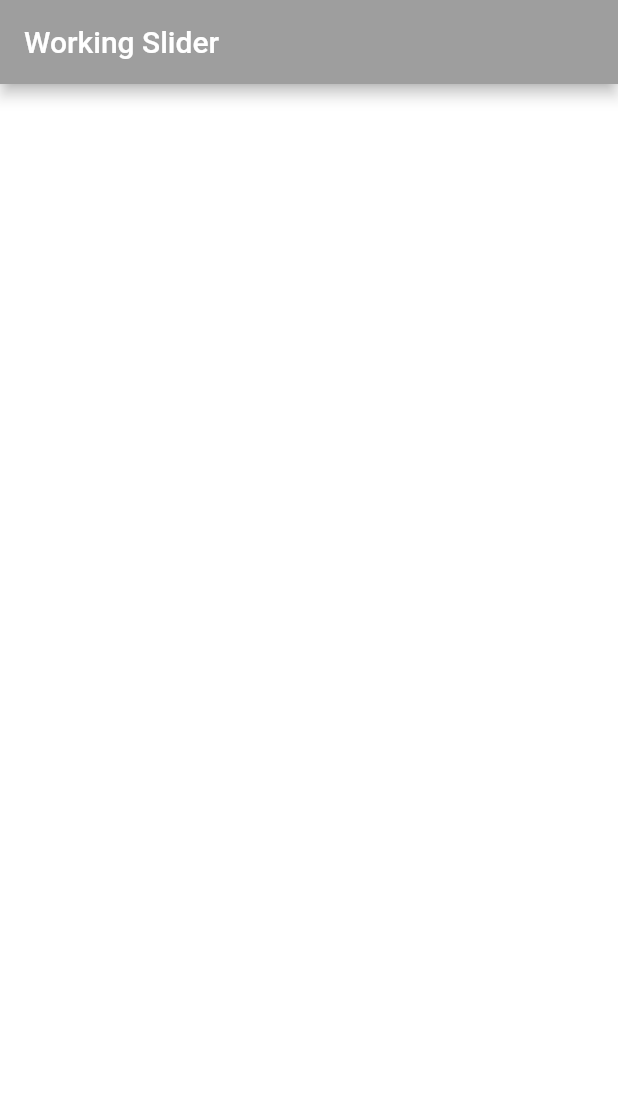
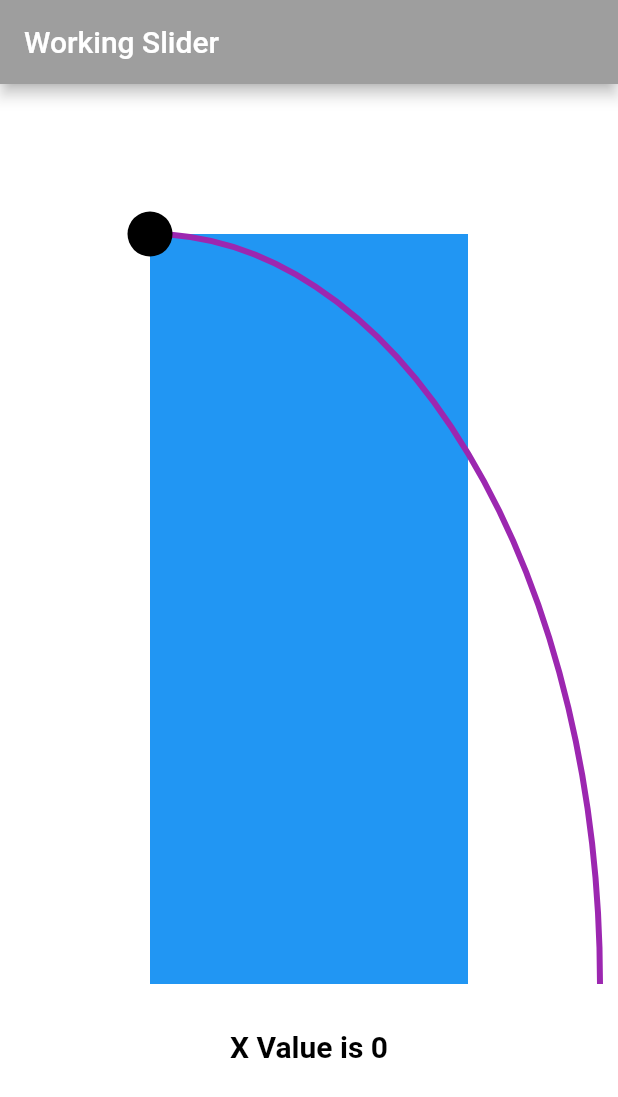
Before and after one commit to jennanatkinson/CS456_curved_slider, a Flutter app: the screen it shows after launch, on a phone screen of 412 x 824 dp. Shown: the top 1097 px of the screen. Run offline on Flutter 3.47's test engine with Material 2 defaults, Android fonts, the phone set to English and light mode, and no system bars.

Commit message:
Working slider

```diff
--- a/lib/main.dart
+++ b/lib/main.dart
@@ -14,18 +14,19 @@ void main() {
         title: const Text('Working Slider'),
         backgroundColor: Colors.grey,
       ),
-      body: CurvedSliderWidget(height: 200, width: 300),
+      body: CurvedSliderWidget(
+          height: 500, width: 300, scaleMin: 0, scaleMax: 200),
     ),
   ));
 }
 
 /// Slider State with variables to be accessed within SliderTextWidgetState
 class CurvedSliderValues extends Object {
-  // static double scaleMin = 0;
-  // static double scaleMax = 400;
+  static double scaleMin = 0;
+  static double scaleMax = 90;
   static double rY = 100;
   static double rX = 100;
-  static double theta = radians(90);
+  static double theta = radians(-90);
 }
 
 /// Slider State with variables to be accessed within CurvedSliderState and Slider Painter
@@ -52,45 +53,52 @@ class CurvedSliderWidget extends StatefulWidget {
   // ignore: use_key_in_widget_constructors
   CurvedSliderWidget(
       {required double height,
-      required double width /*, required double xMin, required double xMax*/}) {
+      required double width,
+      required double scaleMin,
+      required double scaleMax}) {
     CurvedSliderValues.rY = height;
     CurvedSliderValues.rX = width;
-    // CurvedSliderValues.scaleMin = xMin;
-    // CurvedSliderValues.scaleMax = xMax;
+    CurvedSliderValues.scaleMin = scaleMin;
+    CurvedSliderValues.scaleMax = scaleMax;
   }
   @override
   _CurvedSliderWidgetState createState() => _CurvedSliderWidgetState();
 }
 
 class _CurvedSliderWidgetState extends State<CurvedSliderWidget> {
-  int xDisplay = SliderValues.thumbX.toInt();
+  int interpolatedValue = SliderValues.thumbX.toInt();
   Color textColor = SliderValues.inactiveColor;
+
+  void _calculateInterpolation() {
+    interpolatedValue = ((((SliderValues.thumbX - SliderValues.sliderMin) *
+                    (CurvedSliderValues.scaleMax -
+                        CurvedSliderValues.scaleMin)) /
+                (SliderValues.sliderMax - SliderValues.sliderMin)) +
+            CurvedSliderValues.scaleMin)
+        .toInt();
+  }
 
   //Sets new string for Text() to display and color when active
   void _setActive() {
     setState(() {
-      // xDisplay = ((((SliderValues.thumbX - SliderValues.sliderMin) *
-      //                 (CurvedSliderValues.scaleMax -
-      //                     CurvedSliderValues.scaleMin)) /
-      //             (SliderValues.sliderMax - SliderValues.sliderMin)) +
-      //         CurvedSliderValues.scaleMin)
-      //     .toInt();
-      // textColor = SliderValues.activeColor;
+      _calculateInterpolation();
+      textColor = SliderValues.activeColor;
     });
   }
 
   //Changes color to inactive and does not update x
   void _setInactive() {
     setState(() {
-      // textColor = SliderValues.inactiveColor;
+      textColor = SliderValues.inactiveColor;
     });
   }
 
   @override
   Widget build(BuildContext context) {
     return Padding(
-        padding: EdgeInsets.only(left: 500.0, top: 500.00),
-        child: Container(
+        padding: EdgeInsets.all(100.0),
+        child: Column(children: [
+          Container(
               height: CurvedSliderValues.rY,
               width: CurvedSliderValues.rX,
               color: Colors.blue,
@@ -98,15 +106,15 @@ class _CurvedSliderWidgetState extends State<CurvedSliderWidget> {
                 activeCallback: _setActive,
                 inactiveCallback: _setInactive,
                 activeColor: Colors.purple,
-          ),
-          // Padding(
-          //     padding: const EdgeInsets.all(30.0),
-          //     child: Text("X Value is $xDisplay",
-          //         style: TextStyle(
-          //             fontWeight: FontWeight.bold,
-          //             fontSize: 40,
-          //             color: textColor)))
-        ));
+              )),
+          Padding(
+              padding: const EdgeInsets.all(30.0),
+              child: Text("X Value is $interpolatedValue",
+                  style: TextStyle(
+                      fontWeight: FontWeight.bold,
+                      fontSize: 20,
+                      color: textColor)))
+        ]));
   }
 }
 
@@ -139,9 +147,11 @@ class _CurvedSliderState extends State<CurvedSlider> {
     return dist <= SliderValues.thumbRadius * 5;
   }
 
-  void setThumbPosition(double positionX, double positionY) {
+  void _setThumbPosition(double positionX, double positionY) {
     CurvedSliderValues.theta = atan((positionY - SliderValues.centerY) /
         (positionX - SliderValues.centerX)); //in radians
+    print(
+        '_setThumbPosition.CurvedSliderValues.theta: ${degrees(CurvedSliderValues.theta)}');
     if (CurvedSliderValues.theta > 0) {
       CurvedSliderValues.theta = 0;
     }
@@ -161,12 +171,12 @@ class _CurvedSliderState extends State<CurvedSlider> {
     setState(() {
       if (SliderValues.active) {
         //this is a UX choice to continue moving even if the thumb is not on the slider
-        setThumbPosition(details.localPosition.dx, details.localPosition.dy);
+        _setThumbPosition(details.localPosition.dx, details.localPosition.dy);
         SliderValues.activeCallback.call();
       } else if (_isClickOnThumb(
           details.localPosition.dx, details.localPosition.dy)) {
         SliderValues.active = true;
-        setThumbPosition(details.localPosition.dx, details.localPosition.dy);
+        _setThumbPosition(details.localPosition.dx, details.localPosition.dy);
         SliderValues.activeCallback.call();
       }
     });
```
Also changed, not shown: lib/slider_painter.dart (+10 -6 lines). Lines whose indentation alone changed are shown as unchanged.
